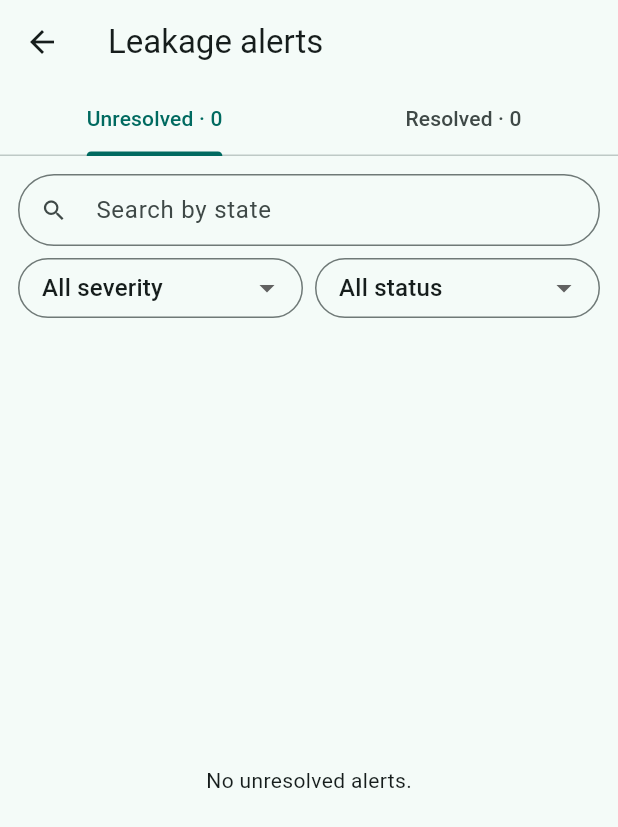
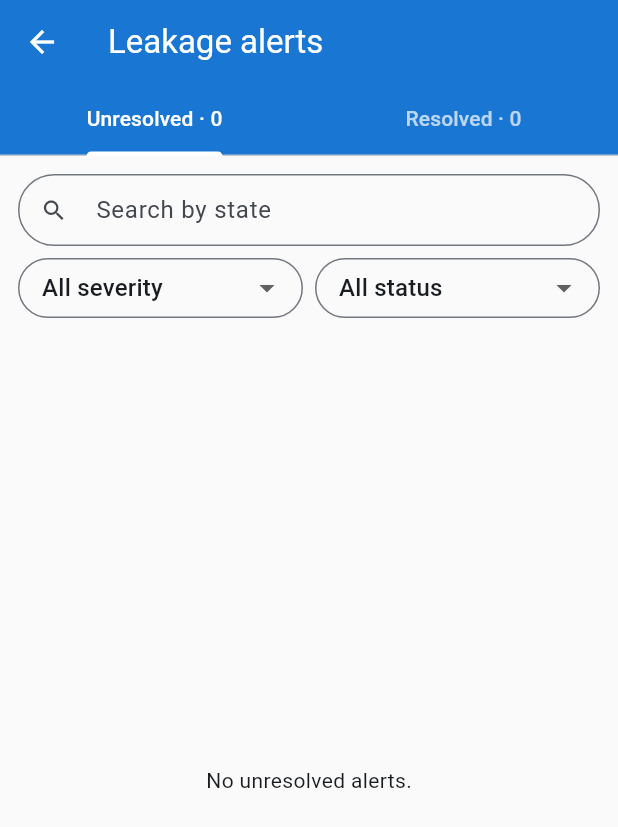
Before and after one commit to TanZhengYang0912/Mobile-Assignmnet, a Flutter app: the screen it shows after launch, item 2 of the bottom bar chosen, after a tap on "Alert queue", on a phone screen of 412 x 824 dp. Shown: the top 827 px of the screen. Run offline on Flutter 3.47's test engine with Material 3 defaults, Android fonts, the phone set to English and light mode, and no system bars; our stand-ins replace csv, fl_chart, supabase_flutter; accounts and stored records are empty.

Commit message:
Unify cross-module UI style and recolor water module to blue
- Shared theme: blue seed, flat AppBar convention, consistent 12px
  bordered cards, consistent filled-button style across all modules
- Water module: teal -> blue across every screen (scan card, water
  balance bar, assessment icon, all AppBars now filled solid blue with
  white text, matching Module 1/4's filled-header style)
- Reassigned "low severity" from blue to teal to avoid clashing with
  the new brand color
- Bottom nav's selected tab color now matches that module's own brand
  color (teal/blue/amber) instead of always using the global theme color
- Fixed 6 deprecated withOpacity() calls in Module 1/4 to withValues()
- Removed the stale default Flutter counter test (test/widget_test.dart)
  that referenced a nonexistent MyApp class and broke `flutter test`

Co-Authored-By: Claude Sonnet 5 <noreply@anthropic.com>

```diff
--- a/lib/main.dart
+++ b/lib/main.dart
@@ -66,8 +66,30 @@ class MySumberApp extends StatelessWidget {
         title: 'mySumber',
         debugShowCheckedModeBanner: false,
         theme: ThemeData(
-          colorSchemeSeed: Colors.teal,
+          colorSchemeSeed: Colors.blue,
           useMaterial3: true,
+          scaffoldBackgroundColor: Colors.grey.shade50,
+          appBarTheme: const AppBarTheme(
+            elevation: 0,
+            scrolledUnderElevation: 1,
+            centerTitle: false,
+          ),
+          cardTheme: CardThemeData(
+            elevation: 0,
+            margin: const EdgeInsets.symmetric(vertical: 6),
+            shape: RoundedRectangleBorder(
+              borderRadius: BorderRadius.circular(12),
+              side: BorderSide(color: Colors.grey.shade200),
+            ),
+          ),
+          filledButtonTheme: FilledButtonThemeData(
+            style: FilledButton.styleFrom(
+              minimumSize: const Size.fromHeight(46),
+              shape: RoundedRectangleBorder(
+                borderRadius: BorderRadius.circular(10),
+              ),
+            ),
+          ),
         ),
         home: const AppShell(),
       ),
@@ -91,6 +113,12 @@ class _AppShellState extends State<AppShell> {
     const ElectricityDashboardScreen(), // Module 4
   ];
 
+  static final List<Color> _tabColors = [
+    Colors.teal.shade700, // Module 1
+    Colors.blue.shade700, // Module 3
+    Colors.amber.shade700, // Module 4
+  ];
+
   @override
   Widget build(BuildContext context) {
     return Scaffold(
@@ -98,6 +126,7 @@ class _AppShellState extends State<AppShell> {
       bottomNavigationBar: BottomNavigationBar(
         currentIndex: _currentIndex,
         onTap: (index) => setState(() => _currentIndex = index),
+        selectedItemColor: _tabColors[_currentIndex],
         items: const [
           BottomNavigationBarItem(
             icon: Icon(Icons.dashboard),
--- a/lib/modules/dataset/screens/dashboard_screen.dart
+++ b/lib/modules/dataset/screens/dashboard_screen.dart
@@ -303,7 +303,7 @@ Backup Generator 2,Electricity,Kelantan,Honda,Active''';
           color: Colors.white,
           borderRadius: BorderRadius.circular(12),
           boxShadow: [
-            BoxShadow(color: Colors.black.withOpacity(0.03), blurRadius: 8, offset: const Offset(0, 2)),
+            BoxShadow(color: Colors.black.withValues(alpha: 0.03), blurRadius: 8, offset: const Offset(0, 2)),
           ],
         ),
         child: ListTile(
@@ -438,7 +438,7 @@ Backup Generator 2,Electricity,Kelantan,Honda,Active''';
         color: Colors.white,
         borderRadius: BorderRadius.circular(16),
         boxShadow: [
-          BoxShadow(color: Colors.black.withOpacity(0.05), blurRadius: 10, offset: const Offset(0, 4)),
+          BoxShadow(color: Colors.black.withValues(alpha: 0.05), blurRadius: 10, offset: const Offset(0, 4)),
         ],
       ),
       child: Column(
@@ -457,7 +457,7 @@ Backup Generator 2,Electricity,Kelantan,Honda,Active''';
                     borderRadius: BorderRadius.circular(8),
                     color: Colors.blueGrey,
                     selectedColor: _chartUtility == 'Water' ? Colors.blue : Colors.amber,
-                    fillColor: (_chartUtility == 'Water' ? Colors.blue : Colors.amber).withOpacity(0.1),
+                    fillColor: (_chartUtility == 'Water' ? Colors.blue : Colors.amber).withValues(alpha: 0.1),
                     children: const [
                       Icon(Icons.water_drop, size: 16),
                       Icon(Icons.bolt, size: 16),
--- a/lib/modules/dataset/screens/equipment_detail_screen.dart
+++ b/lib/modules/dataset/screens/equipment_detail_screen.dart
@@ -149,7 +149,7 @@ class _EquipmentDetailScreenState extends State<EquipmentDetailScreen> {
     return Container(
       padding: const EdgeInsets.symmetric(horizontal: 12, vertical: 6),
       decoration: BoxDecoration(
-        color: color.withOpacity(0.1),
+        color: color.withValues(alpha: 0.1),
         borderRadius: BorderRadius.circular(16),
         border: Border.all(color: color),
       ),
@@ -168,7 +168,7 @@ class _EquipmentDetailScreenState extends State<EquipmentDetailScreen> {
         color: Colors.white,
         borderRadius: BorderRadius.circular(16),
         boxShadow: [
-          BoxShadow(color: Colors.black.withOpacity(0.05), blurRadius: 10, offset: const Offset(0, 4)),
+          BoxShadow(color: Colors.black.withValues(alpha: 0.05), blurRadius: 10, offset: const Offset(0, 4)),
         ],
       ),
       child: Column(
--- a/lib/modules/electricity/screens/electricity_dashboard.dart
+++ b/lib/modules/electricity/screens/electricity_dashboard.dart
@@ -172,7 +172,7 @@ class _ElectricityDashboardScreenState extends State<ElectricityDashboardScreen>
           LineChartBarData(
             spots: lossesSpots,
             isCurved: true,
-            color: Colors.red.withOpacity(0.5),
+            color: Colors.red.withValues(alpha: 0.5),
             barWidth: 2,
             isStrokeCapRound: true,
             dotData: FlDotData(
--- a/lib/modules/leakage/screens/alert_queue_screen.dart
+++ b/lib/modules/leakage/screens/alert_queue_screen.dart
@@ -49,10 +49,17 @@ class _AlertQueueScreenState extends State<AlertQueueScreen> {
       child: Scaffold(
         appBar: AppBar(
           title: const Text('Leakage alerts'),
-          bottom: TabBar(tabs: [
-            Tab(text: 'Unresolved · ${app.unresolvedAlerts.length}'),
-            Tab(text: 'Resolved · ${app.resolvedAlerts.length}'),
-          ]),
+          backgroundColor: Colors.blue.shade700,
+          foregroundColor: Colors.white,
+          bottom: TabBar(
+            labelColor: Colors.white,
+            unselectedLabelColor: Colors.white70,
+            indicatorColor: Colors.white,
+            tabs: [
+              Tab(text: 'Unresolved · ${app.unresolvedAlerts.length}'),
+              Tab(text: 'Resolved · ${app.resolvedAlerts.length}'),
+            ],
+          ),
         ),
         body: Column(
           children: [
--- a/lib/modules/leakage/screens/home_screen.dart
+++ b/lib/modules/leakage/screens/home_screen.dart
@@ -35,12 +35,14 @@ class _HomeScreenState extends State<HomeScreen> {
     return Scaffold(
       appBar: AppBar(
         title: const Text('Water leakage detection'),
+        backgroundColor: Colors.blue.shade700,
+        foregroundColor: Colors.white,
       ),
       body: ListView(
         padding: const EdgeInsets.all(16),
         children: [
           Card(
-            color: Colors.teal.shade50,
+            color: Colors.blue.shade50,
             child: Padding(
               padding: const EdgeInsets.all(16),
               child: Column(
@@ -53,7 +55,7 @@ class _HomeScreenState extends State<HomeScreen> {
                   Text(
                       'Compares state water production and consumption from data.gov.my to flag Non-Revenue Water hotspots.',
                       style: TextStyle(
-                          fontSize: 13, color: Colors.teal.shade900)),
+                          fontSize: 13, color: Colors.blue.shade900)),
                   const SizedBox(height: 12),
                   FilledButton.icon(
                     style: FilledButton.styleFrom(
--- a/lib/modules/leakage/screens/report_form_screen.dart
+++ b/lib/modules/leakage/screens/report_form_screen.dart
@@ -35,6 +35,8 @@ class _ReportFormScreenState extends State<ReportFormScreen> {
     return Scaffold(
       appBar: AppBar(
         title: const Text('Investigation report'),
+        backgroundColor: Colors.blue.shade700,
+        foregroundColor: Colors.white,
       ),
       body: ListView(
         padding: const EdgeInsets.all(16),
--- a/lib/modules/leakage/screens/report_history_screen.dart
+++ b/lib/modules/leakage/screens/report_history_screen.dart
@@ -16,7 +16,11 @@ class ReportHistoryScreen extends StatelessWidget {
     final dateFormat = DateFormat('d MMM y, HH:mm');
 
     return Scaffold(
-      appBar: AppBar(title: const Text('Report history')),
+      appBar: AppBar(
+        title: const Text('Report history'),
+        backgroundColor: Colors.blue.shade700,
+        foregroundColor: Colors.white,
+      ),
       body: reports.isEmpty
           ? const Center(child: Text('No reports yet.'))
           : ListView.separated(
--- a/lib/modules/leakage/screens/report_view_screen.dart
+++ b/lib/modules/leakage/screens/report_view_screen.dart
@@ -13,7 +13,11 @@ class ReportViewScreen extends StatelessWidget {
     final outcomeColor = report.isFixed ? Colors.green : Colors.orange;
 
     return Scaffold(
-      appBar: AppBar(title: const Text('Investigation report')),
+      appBar: AppBar(
+        title: const Text('Investigation report'),
+        backgroundColor: Colors.blue.shade700,
+        foregroundColor: Colors.white,
+      ),
       body: ListView(
         padding: const EdgeInsets.all(16),
         children: [
--- a/lib/modules/leakage/screens/style.dart
+++ b/lib/modules/leakage/screens/style.dart
@@ -9,7 +9,7 @@ Color severityColor(String severity) {
     case Severity.medium:
       return Colors.orange.shade700;
     case Severity.low:
-      return Colors.blue.shade600;
+      return Colors.teal.shade600;
     default:
       return Colors.blueGrey;
   }
```
Also changed, not shown: lib/modules/leakage/screens/alert_detail_screen.dart (+12 -4 lines), 1 other file.
